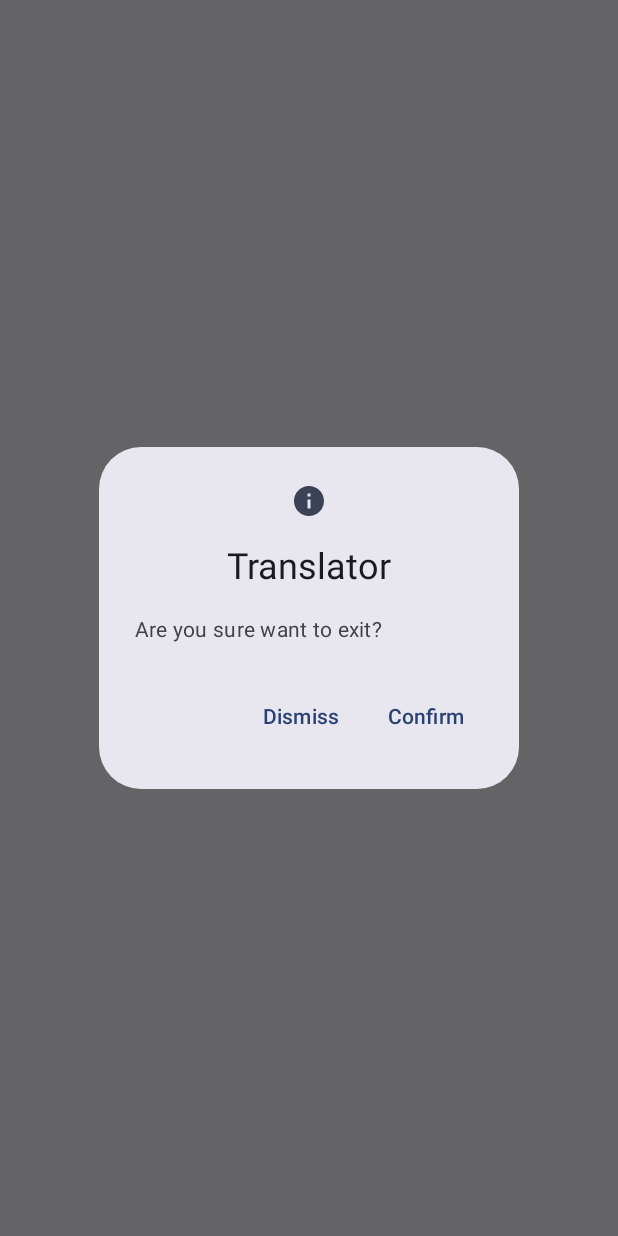
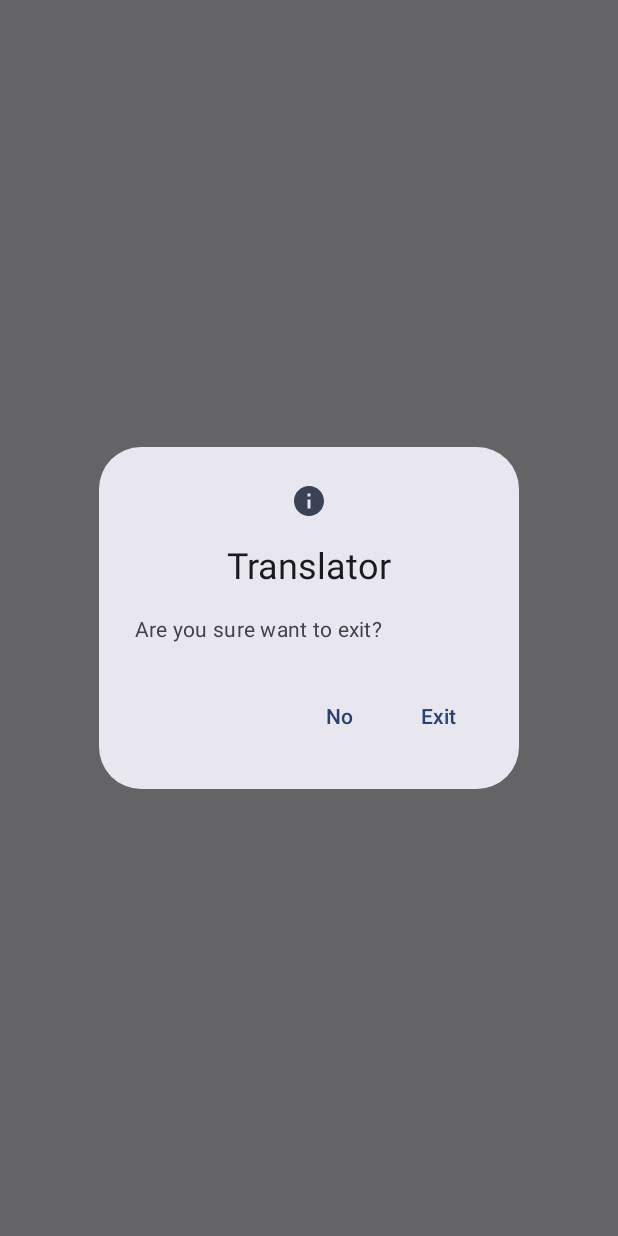
Before and after one commit to adnan378/JepackComoseTranslator, an Android app built with Jetpack Compose: the composable ExitDialog shown on its own in the app's theme, on a phone screen of 412 x 824 dp. Run offline under Robolectric (Android 15) with nearby library versions, the phone set to English and light mode, and no system bars.

Commit message:
implemented changes

```diff
--- a/app/build.gradle.kts
+++ b/app/build.gradle.kts
@@ -100,7 +100,7 @@ dependencies {
     implementation("androidx.lifecycle:lifecycle-viewmodel-compose:2.6.2")
     /* permission handling in compose */
     implementation("com.google.accompanist:accompanist-permissions:0.24.11-rc")
-     /* Room Local DB */
+    /* Room Local DB */
     val roomVersion = "2.6.1"
     implementation("androidx.room:room-ktx:$roomVersion")
     implementation("androidx.room:room-runtime:$roomVersion")
@@ -109,4 +109,6 @@ dependencies {
     implementation("com.google.dagger:hilt-android:2.44")
     kapt("com.google.dagger:hilt-android-compiler:2.44")
     implementation("androidx.hilt:hilt-navigation-compose:1.1.0")
+    /* lottie animation */
+//    implementation("com.airbnb.android:lottie-compose:4.0.0")
 }
--- a/app/src/main/java/com/hypersoft/translator/dialogues/DialogExit.kt
+++ b/app/src/main/java/com/hypersoft/translator/dialogues/DialogExit.kt
@@ -36,7 +36,7 @@ fun ExitDialog(
                     onConfirmation()
                 }
             ) {
-                Text("Confirm")
+                Text("Exit")
             }
         },
         dismissButton = {
@@ -45,7 +45,7 @@ fun ExitDialog(
                     onDismissRequest()
                 }
             ) {
-                Text("Dismiss")
+                Text("No")
             }
         }
     )
--- a/app/src/main/java/com/hypersoft/translator/scaffold_pattern/ScaffoldPattern.kt
+++ b/app/src/main/java/com/hypersoft/translator/scaffold_pattern/ScaffoldPattern.kt
@@ -93,7 +93,7 @@ fun ScaffoldPattern(openDrawer: () -> Unit) {
         val openDialog = remember { mutableStateOf(false) }
         HandleBackPress {
             if (navController.currentDestination?.route == Screens.Home.route) {
-                mContext.toasty("show exit dialog")
+//                mContext.toasty("show exit dialog")
                 openDialog.value = true
             } else {
                 navController.popBackStack()
--- a/app/src/main/java/com/hypersoft/translator/screens/HistoryScreen.kt
+++ b/app/src/main/java/com/hypersoft/translator/screens/HistoryScreen.kt
@@ -57,7 +57,7 @@ fun SearchScreen(
                     )
                 }
             } else {
-                context.toasty("no data found")
+                context.toasty("data not found")
             }
         }
     }
@@ -82,10 +82,12 @@ fun HistoryList(
     ) {
         Column(modifier = Modifier.padding(10.dp)) {
             Row {
+
                 Image(
                     painter = painterResource(id = R.drawable.icon_language),
                     contentDescription = "first language",
                 )
+
                 Text(
                     text = firstLang,
                     modifier = Modifier
--- a/app/src/main/java/com/hypersoft/translator/screens/HomeScreen.kt
+++ b/app/src/main/java/com/hypersoft/translator/screens/HomeScreen.kt
@@ -236,10 +236,12 @@ fun HomeScreen(
 
                                 Spacer(modifier = Modifier.weight(1f))
                                 Button(onClick = {
+
                                     if (!context.isNetworkConnected()) {
                                         context.toasty("network not connected")
                                         return@Button
                                     }
+
                                     if (text.isNotEmpty()) {
                                         showProgressBar.value = true
                                         keyboardController?.hide()
@@ -337,7 +339,7 @@ fun HomeScreen(
                                     if (textTranslated.isNotEmpty()) {
                                         clipboardManager.setText(AnnotatedString((text)))
                                     } else {
-                                        context.toasty("translate something then copy")
+                                        context.toasty("first translate something")
                                     }
                                 }) {
                                     Icon(
```
Also changed, not shown: app/src/main/java/com/hypersoft/translator/utils/Utils.kt (+6 -6 lines).
